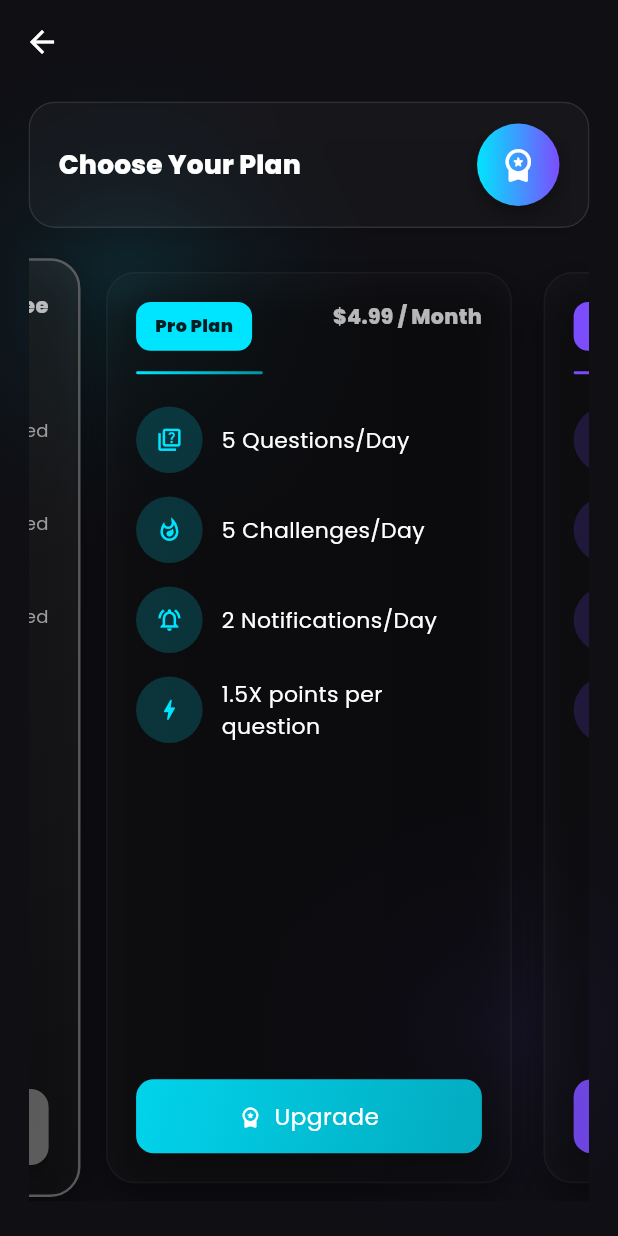
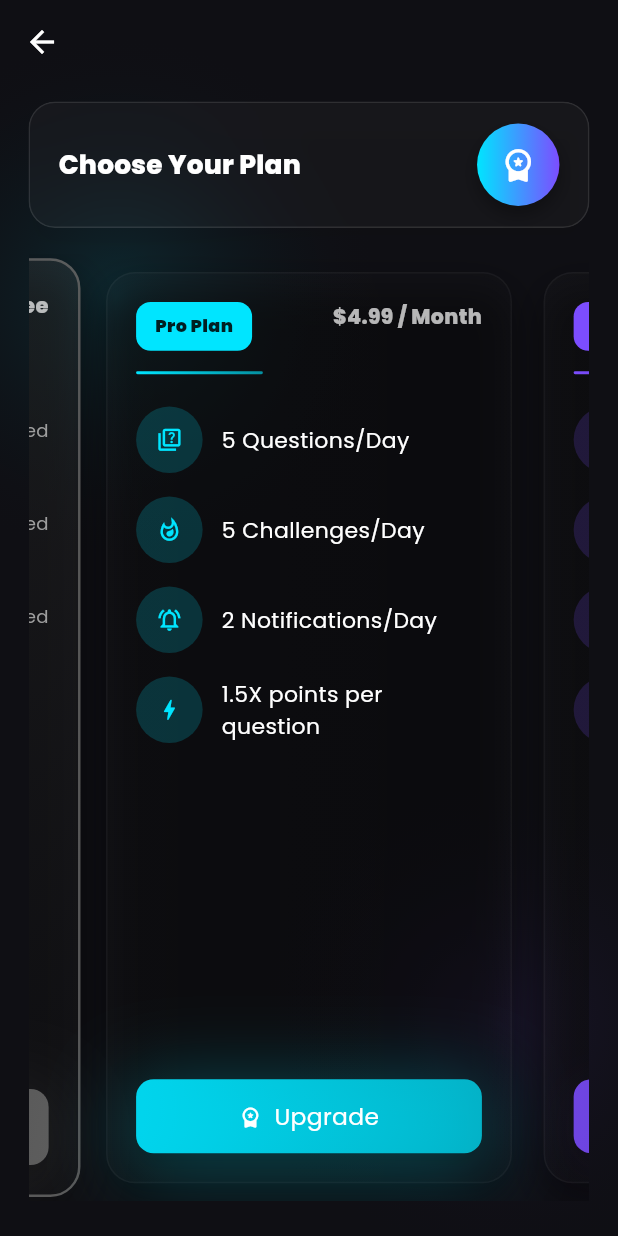
Before and after one commit to s4l1hs/SparkUp, a Flutter app: the SubscriptionPage screen opened directly with empty values, swiped to page 2, on a phone screen of 412 x 824 dp. Run offline on Flutter 3.47's test engine with Material 3 defaults, Android fonts, the light colour scheme and no system bars; our stand-ins replace firebase_auth, firebase_core, firebase_messaging, flutter_screenutil, google_fonts, google_sign_in; accounts and stored records are empty; network calls fail.

Commit message:
UI Update

```diff
--- a/sparkup_app/lib/widgets/app_background.dart
+++ b/sparkup_app/lib/widgets/app_background.dart
@@ -52,9 +52,16 @@ class _AppBackgroundState extends State<AppBackground> with SingleTickerProvider
               final media = MediaQuery.of(context);
               final animate = !media.accessibleNavigation;
               final a = animate ? _anim.value : 0.0;
-                return CustomPaint(
+
+              // subtle rotation based on animation value for cinematic effect
+              final rotation = (a - 0.5) * 0.06; // small angle +-0.03 rad
+
+              return Transform.rotate(
+                angle: rotation,
+                child: CustomPaint(
                   painter: _BlobPainter(a, theme.colorScheme.primary, theme.colorScheme.secondary),
                   child: Container(),
+                ),
               );
             },
           ),
--- a/sparkup_app/lib/widgets/morphing_gradient_button.dart
+++ b/sparkup_app/lib/widgets/morphing_gradient_button.dart
@@ -43,7 +43,7 @@ class _MorphingGradientButtonState extends State<MorphingGradientButton> with Si
       final media = MediaQuery.of(context);
       final animate = !media.accessibleNavigation;
       if (animate) {
-        _ctrl.repeat();
+        _ctrl.repeat(reverse: true);
       } else {
         _ctrl.value = 0.0;
       }
@@ -82,8 +82,16 @@ class _MorphingGradientButtonState extends State<MorphingGradientButton> with Si
               return Color.lerp(a, b, frac) ?? a;
             });
 
+            // compute a gentle, softer glow that follows the pulse; respects reduced-motion
+            // bias the pulse a bit for a gentler minimum and more visible peak
+            final glowStrength = animate ? (0.18 + 0.82 * Curves.easeInOut.transform(_pulse.value)) : 0.0;
+            final glowColor = colorWithOpacity(shifted.last, 0.26 * glowStrength);
+            // larger, softer blur and slightly more spread for an aesthetic halo
+            final blur = 18.0 + 28.0 * glowStrength;
+            final spread = 1.0 + 6.0 * glowStrength;
+
             return AnimatedPhysicalModel(
-              duration: animate ? const Duration(milliseconds: 360) : Duration.zero,
+              duration: animate ? const Duration(milliseconds: 480) : Duration.zero,
               curve: Curves.easeOutCubic,
               shape: BoxShape.rectangle,
               elevation: widget.elevation * (_pressed ? 1.4 : 1.0),
@@ -95,7 +103,10 @@ class _MorphingGradientButtonState extends State<MorphingGradientButton> with Si
                 decoration: BoxDecoration(
                   gradient: LinearGradient(colors: shifted, begin: Alignment.topLeft, end: Alignment.bottomRight),
                   borderRadius: widget.borderRadius,
-                  boxShadow: [BoxShadow(color: colorWithOpacity(Colors.black, 0.08), blurRadius: 10, offset: const Offset(0, 6))],
+                  boxShadow: [
+                    BoxShadow(color: colorWithOpacity(Colors.black, 0.08), blurRadius: 10, offset: const Offset(0, 6)),
+                    BoxShadow(color: glowColor, blurRadius: blur, spreadRadius: spread, offset: const Offset(0, 8)),
+                  ],
                 ),
                 child: DefaultTextStyle.merge(style: const TextStyle(color: Colors.white), child: Center(child: widget.child)),
               ),
```
Also changed, not shown: sparkup_app/lib/main_screen.dart (+55 -1 lines). Lines whose indentation alone changed are shown as unchanged.
